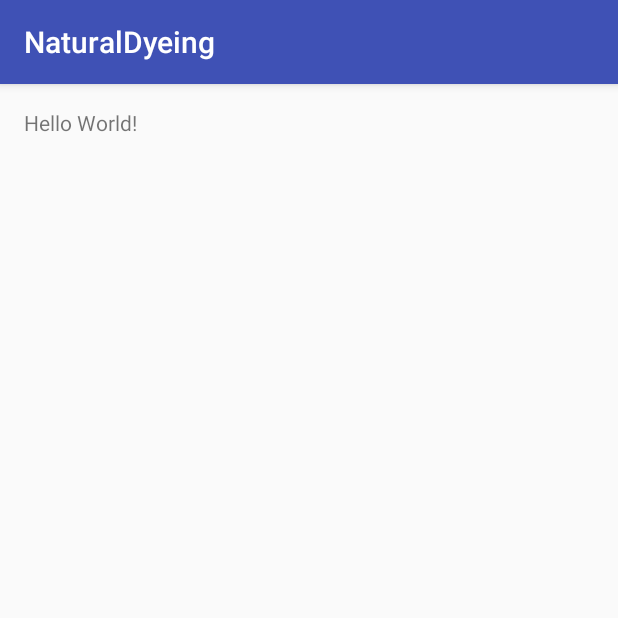
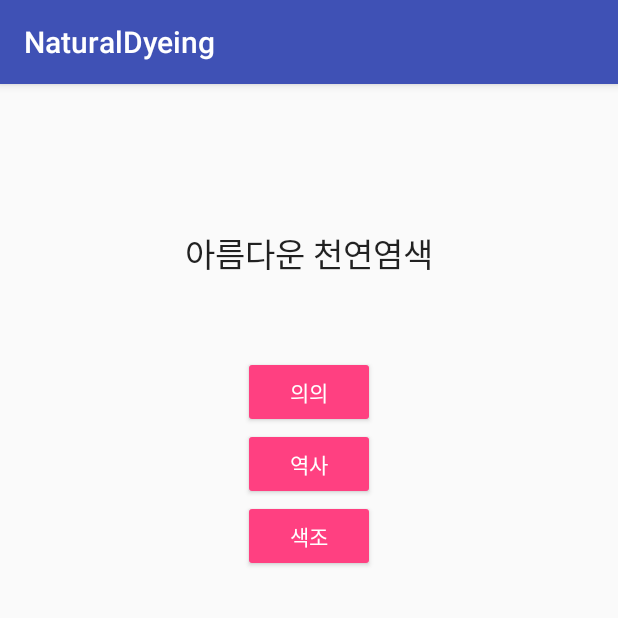
Before and after one commit to Wef2/android-natural-dyeing, an Android app: the screen it shows after launch (MainActivity), on a phone screen of 412 x 824 dp, the top half of it. Run offline under Robolectric (Android 15) with nearby library versions, the phone set to English and light mode, and no system bars.

Commit message:
Add Activities

```diff
--- a/NaturalDyeing/app/src/main/AndroidManifest.xml
+++ b/NaturalDyeing/app/src/main/AndroidManifest.xml
@@ -15,6 +15,9 @@
                 <category android:name="android.intent.category.LAUNCHER" />
             </intent-filter>
         </activity>
+        <activity android:name=".MeaningActivity" />
+        <activity android:name=".HistoryActivity" />
+        <activity android:name=".ColorActivity"></activity>
     </application>
 
 </manifest>
--- a/NaturalDyeing/app/src/main/java/mcl/jejunu/naturaldyeing/MainActivity.java
+++ b/NaturalDyeing/app/src/main/java/mcl/jejunu/naturaldyeing/MainActivity.java
@@ -1,13 +1,38 @@
 package mcl.jejunu.naturaldyeing;
 
+import android.content.Intent;
+import android.os.Bundle;
 import android.support.v7.app.AppCompatActivity;
-import android.os.Bundle;
+import android.view.View;
+import android.widget.Button;
 
-public class MainActivity extends AppCompatActivity {
+public class MainActivity extends AppCompatActivity implements View.OnClickListener {
+
+    private Button meaningButton, historyButton, colorButton;
 
     @Override
     protected void onCreate(Bundle savedInstanceState) {
         super.onCreate(savedInstanceState);
         setContentView(R.layout.activity_main);
+
+        meaningButton = (Button) findViewById(R.id.meaning_button);
+        historyButton = (Button) findViewById(R.id.history_button);
+        colorButton = (Button) findViewById(R.id.color_button);
+    }
+
+    @Override
+    public void onClick(View v) {
+        switch (v.getId()) {
+            case R.id.meaning_button:
+                startActivity(new Intent(MainActivity.this, MeaningActivity.class));
+                break;
+            case R.id.history_button:
+                startActivity(new Intent(MainActivity.this, HistoryActivity.class));
+                break;
+            case R.id.color_button:
+                startActivity(new Intent(MainActivity.this, ColorActivity.class));
+                break;
+        }
+
     }
 }
--- a/NaturalDyeing/app/src/main/res/layout/activity_main.xml
+++ b/NaturalDyeing/app/src/main/res/layout/activity_main.xml
@@ -12,5 +12,42 @@
     <TextView
         android:layout_width="wrap_content"
         android:layout_height="wrap_content"
-        android:text="Hello World!" />
+        android:text="아름다운 천연염색"
+        android:textAppearance="?android:attr/textAppearanceLarge"
+        android:id="@+id/textView2"
+        android:layout_marginTop="80dp"
+        android:layout_alignParentTop="true"
+        android:layout_centerHorizontal="true" />
+
+    <Button
+        android:id="@+id/meaning_button"
+        style="@style/Widget.AppCompat.Button.Colored"
+        android:layout_width="wrap_content"
+        android:layout_height="wrap_content"
+        android:layout_gravity="center_horizontal"
+        android:text="의의"
+        android:layout_below="@+id/textView2"
+        android:layout_centerHorizontal="true"
+        android:layout_marginTop="52dp" />
+
+    <Button
+        android:id="@+id/history_button"
+        style="@style/Widget.AppCompat.Button.Colored"
+        android:layout_width="wrap_content"
+        android:layout_height="wrap_content"
+        android:layout_gravity="center_horizontal"
+        android:text="역사"
+        android:layout_below="@+id/meaning_button"
+        android:layout_centerHorizontal="true" />
+
+    <Button
+        style="@style/Widget.AppCompat.Button.Colored"
+        android:id="@+id/color_button"
+        android:layout_width="wrap_content"
+        android:layout_height="wrap_content"
+        android:layout_gravity="center_horizontal"
+        android:text="색조"
+        android:layout_below="@+id/history_button"
+        android:layout_centerHorizontal="true" />
+
 </RelativeLayout>
```
Also changed, not shown: NaturalDyeing/app/src/main/java/mcl/jejunu/naturaldyeing/ColorActivity.java (added, +13 -0 lines), NaturalDyeing/app/src/main/java/mcl/jejunu/naturaldyeing/HistoryActivity.java (added, +13 -0 lines), NaturalDyeing/app/src/main/java/mcl/jejunu/naturaldyeing/MeaningActivity.java (added, +13 -0 lines), NaturalDyeing/app/src/main/res/layout/activity_color.xml (added, +12 -0 lines), NaturalDyeing/app/src/main/res/layout/activity_history.xml (added, +12 -0 lines), NaturalDyeing/app/src/main/res/layout/activity_meaning.xml (added, +12 -0 lines).
